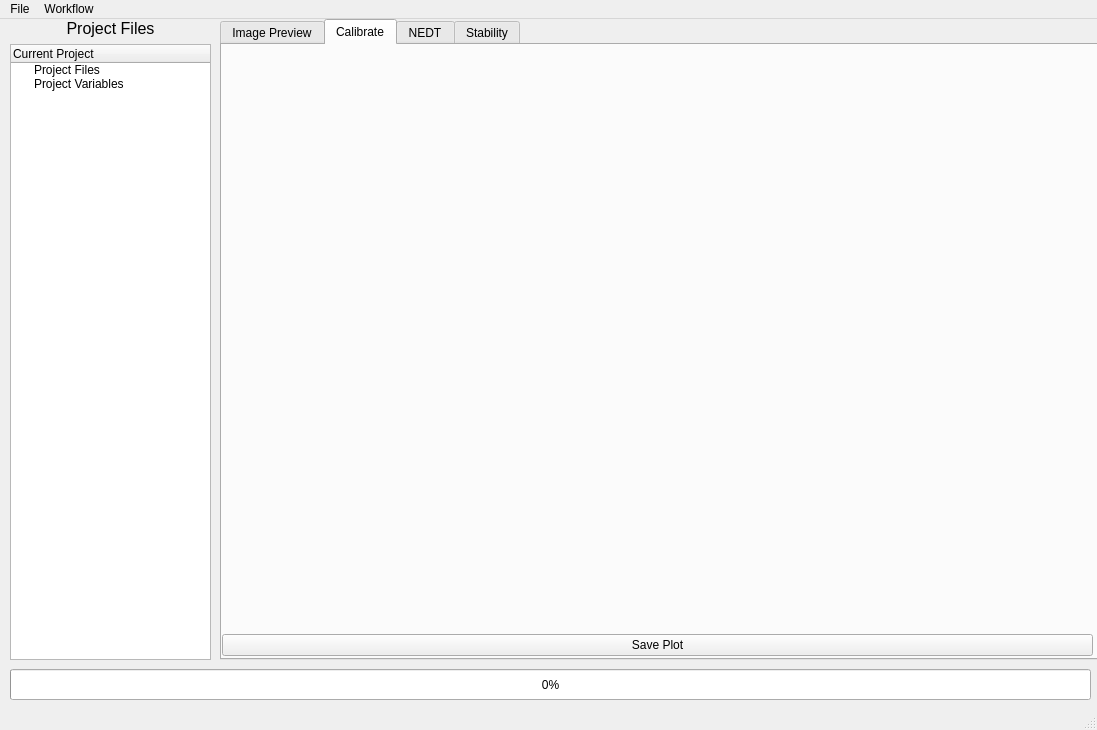
This is gui/form.ui in IccedLemonTea/SeniorProject as Qt 5 draws it before an edit. The edited form follows.
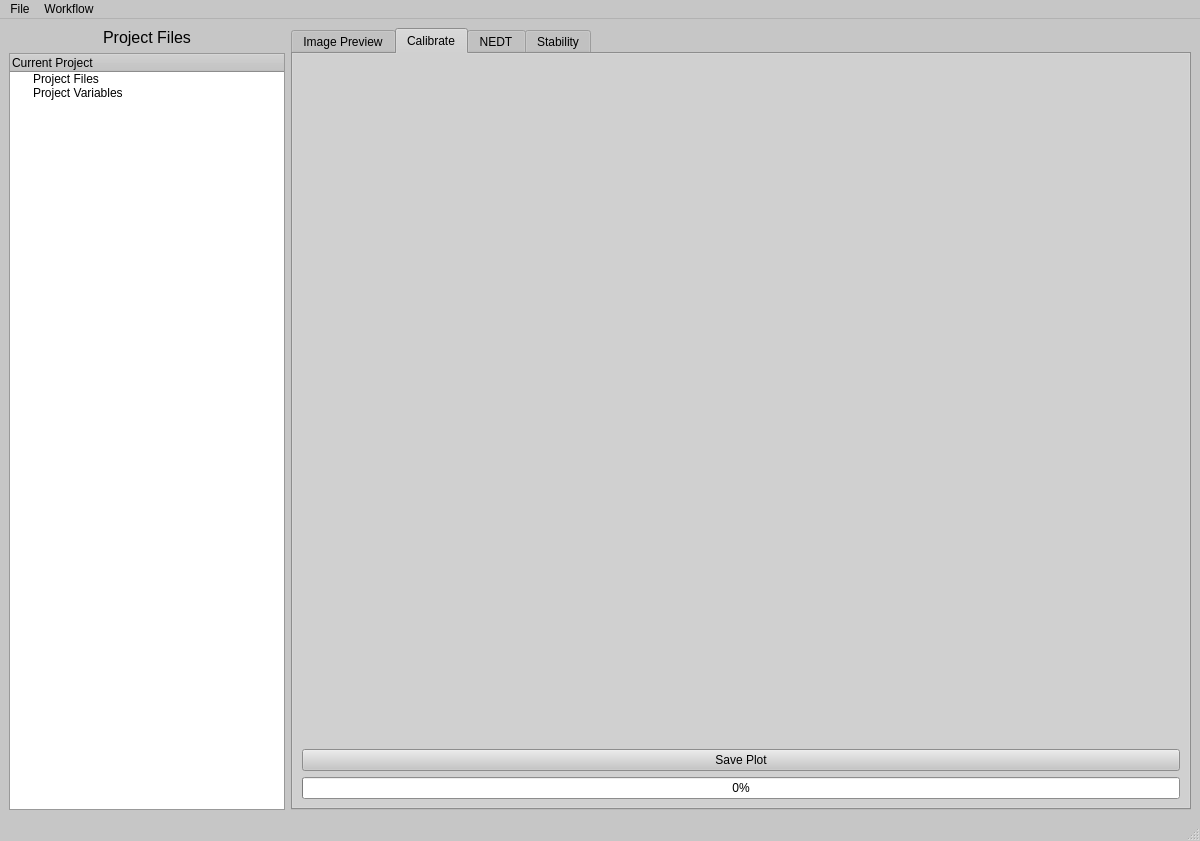
This is the edited form. The open tabs and pages were chosen to show the change. Icons and pictures are not drawn.

Commit message: fixed some GUI bugs and added functionality to individual frame viewing

What changed in the file:
```diff
--- a/gui/form.ui
+++ b/gui/form.ui
@@ -6,41 +6,576 @@
    <rect>
     <x>0</x>
     <y>0</y>
-    <width>1097</width>
-    <height>730</height>
+    <width>1200</width>
+    <height>841</height>
    </rect>
   </property>
+  <property name="palette">
+   <palette>
+    <active>
+     <colorrole role="WindowText">
+      <brush brushstyle="SolidPattern">
+       <color alpha="255">
+        <red>0</red>
+        <green>0</green>
+        <blue>0</blue>
+       </color>
+      </brush>
+     </colorrole>
+     <colorrole role="Button">
+      <brush brushstyle="SolidPattern">
+       <color alpha="255">
+        <red>198</red>
+        <green>198</green>
+        <blue>198</blue>
+       </color>
+      </brush>
+     </colorrole>
+     <colorrole role="Light">
+      <brush brushstyle="SolidPattern">
+       <color alpha="255">
+        <red>255</red>
+        <green>255</green>
+        <blue>255</blue>
+       </color>
+      </brush>
+     </colorrole>
+     <colorrole role="Midlight">
+      <brush brushstyle="SolidPattern">
+       <color alpha="255">
+        <red>226</red>
+        <green>226</green>
+        <blue>226</blue>
+       </color>
+      </brush>
+     </colorrole>
+     <colorrole role="Dark">
+      <brush brushstyle="SolidPattern">
+       <color alpha="255">
+        <red>99</red>
+        <green>99</green>
+        <blue>99</blue>
+       </color>
+      </brush>
+     </colorrole>
+     <colorrole role="Mid">
+      <brush brushstyle="SolidPattern">
+       <color alpha="255">
+        <red>132</red>
+        <green>132</green>
+        <blue>132</blue>
+       </color>
+      </brush>
+     </colorrole>
+     <colorrole role="Text">
+      <brush brushstyle="SolidPattern">
+       <color alpha="255">
+        <red>0</red>
+        <green>0</green>
+        <blue>0</blue>
+       </color>
+      </brush>
+     </colorrole>
+     <colorrole role="BrightText">
+      <brush brushstyle="SolidPattern">
+       <color alpha="255">
+        <red>255</red>
+        <green>255</green>
+        <blue>255</blue>
+       </color>
+      </brush>
+     </colorrole>
+     <colorrole role="ButtonText">
+      <brush brushstyle="SolidPattern">
+       <color alpha="255">
+        <red>0</red>
+        <green>0</green>
+        <blue>0</blue>
+       </color>
+      </brush>
+     </colorrole>
+     <colorrole role="Base">
+      <brush brushstyle="SolidPattern">
+       <color alpha="255">
+        <red>255</red>
+        <green>255</green>
+        <blue>255</blue>
+       </color>
+      </brush>
+     </colorrole>
+     <colorrole role="Window">
+      <brush brushstyle="SolidPattern">
+       <color alpha="255">
+        <red>198</red>
+        <green>198</green>
+        <blue>198</blue>
+       </color>
+      </brush>
+     </colorrole>
+     <colorrole role="Shadow">
+      <brush brushstyle="SolidPattern">
+       <color alpha="255">
+        <red>0</red>
+        <green>0</green>
+        <blue>0</blue>
+       </color>
+      </brush>
+     </colorrole>
+     <colorrole role="Highlight">
+      <brush brushstyle="SolidPattern">
+       <color alpha="255">
+        <red>85</red>
+        <green>85</green>
+        <blue>255</blue>
+       </color>
+      </brush>
+     </colorrole>
+     <colorrole role="AlternateBase">
+      <brush brushstyle="SolidPattern">
+       <color alpha="255">
+        <red>226</red>
+        <green>226</green>
+        <blue>226</blue>
+       </color>
+      </brush>
+     </colorrole>
+     <colorrole role="ToolTipBase">
+      <brush brushstyle="SolidPattern">
+       <color alpha="255">
+        <red>255</red>
+        <green>255</green>
+        <blue>220</blue>
+       </color>
+      </brush>
+     </colorrole>
+     <colorrole role="ToolTipText">
+      <brush brushstyle="SolidPattern">
+       <color alpha="255">
+        <red>0</red>
+        <green>0</green>
+        <blue>0</blue>
+       </color>
+      </brush>
+     </colorrole>
+     <colorrole role="PlaceholderText">
+      <brush brushstyle="SolidPattern">
+       <color alpha="127">
+        <red>0</red>
+        <green>0</green>
+        <blue>0</blue>
+       </color>
+      </brush>
+     </colorrole>
+     <colorrole role="Accent">
+      <brush brushstyle="SolidPattern">
+       <color alpha="255">
+        <red>255</red>
+        <green>255</green>
+        <blue>255</blue>
+       </color>
+      </brush>
+     </colorrole>
+    </active>
+    <inactive>
+     <colorrole role="WindowText">
+      <brush brushstyle="SolidPattern">
+       <color alpha="255">
+        <red>0</red>
+        <green>0</green>
+        <blue>0</blue>
+       </color>
+      </brush>
+     </colorrole>
+     <colorrole role="Button">
+      <brush brushstyle="SolidPattern">
+       <color alpha="255">
+        <red>198</red>
+        <green>198</green>
+        <blue>198</blue>
+       </color>
+      </brush>
+     </colorrole>
+     <colorrole role="Light">
+      <brush brushstyle="SolidPattern">
+       <color alpha="255">
+        <red>255</red>
+        <green>255</green>
+        <blue>255</blue>
+       </color>
+      </brush>
+     </colorrole>
+     <colorrole role="Midlight">
+      <brush brushstyle="SolidPattern">
+       <color alpha="255">
+        <red>226</red>
+        <green>226</green>
+        <blue>226</blue>
+       </color>
+      </brush>
+     </colorrole>
+     <colorrole role="Dark">
+      <brush brushstyle="SolidPattern">
+       <color alpha="255">
+        <red>99</red>
+        <green>99</green>
+        <blue>99</blue>
+       </color>
+      </brush>
+     </colorrole>
+     <colorrole role="Mid">
+      <brush brushstyle="SolidPattern">
+       <color alpha="255">
+        <red>132</red>
+        <green>132</green>
+        <blue>132</blue>
+       </color>
+      </brush>
+     </colorrole>
+     <colorrole role="Text">
+      <brush brushstyle="SolidPattern">
+       <color alpha="255">
+        <red>0</red>
+        <green>0</green>
+        <blue>0</blue>
+       </color>
+      </brush>
+     </colorrole>
+     <colorrole role="BrightText">
+      <brush brushstyle="SolidPattern">
+       <color alpha="255">
+        <red>255</red>
+        <green>255</green>
+        <blue>255</blue>
+       </color>
+      </brush>
+     </colorrole>
+     <colorrole role="ButtonText">
+      <brush brushstyle="SolidPattern">
+       <color alpha="255">
+        <red>0</red>
+        <green>0</green>
+        <blue>0</blue>
+       </color>
+      </brush>
+     </colorrole>
+     <colorrole role="Base">
+      <brush brushstyle="SolidPattern">
+       <color alpha="255">
+        <red>255</red>
+        <green>255</green>
+        <blue>255</blue>
+       </color>
+      </brush>
+     </colorrole>
+     <colorrole role="Window">
+      <brush brushstyle="SolidPattern">
+       <color alpha="255">
+        <red>198</red>
+        <green>198</green>
+        <blue>198</blue>
+       </color>
+      </brush>
+     </colorrole>
+     <colorrole role="Shadow">
+      <brush brushstyle="SolidPattern">
+       <color alpha="255">
+        <red>0</red>
+        <green>0</green>
+        <blue>0</blue>
+       </color>
+      </brush>
+     </colorrole>
+     <colorrole role="Highlight">
+      <brush brushstyle="SolidPattern">
+       <color alpha="255">
+        <red>85</red>
+        <green>85</green>
+        <blue>255</blue>
+       </color>
+      </brush>
+     </colorrole>
+     <colorrole role="AlternateBase">
+      <brush brushstyle="SolidPattern">
+       <color alpha="255">
+        <red>226</red>
+        <green>226</green>
+        <blue>226</blue>
+       </color>
+      </brush>
+     </colorrole>
+     <colorrole role="ToolTipBase">
+      <brush brushstyle="SolidPattern">
+       <color alpha="255">
+        <red>255</red>
+        <green>255</green>
+        <blue>220</blue>
+       </color>
+      </brush>
+     </colorrole>
+     <colorrole role="ToolTipText">
+      <brush brushstyle="SolidPattern">
+       <color alpha="255">
+        <red>0</red>
+        <green>0</green>
+        <blue>0</blue>
+       </color>
+      </brush>
+     </colorrole>
+     <colorrole role="PlaceholderText">
+      <brush brushstyle="SolidPattern">
+       <color alpha="127">
+        <red>0</red>
+        <green>0</green>
+        <blue>0</blue>
+       </color>
+      </brush>
+     </colorrole>
+     <colorrole role="Accent">
+      <brush brushstyle="SolidPattern">
+       <color alpha="255">
+        <red>255</red>
+        <green>255</green>
+        <blue>255</blue>
+       </color>
+      </brush>
+     </colorrole>
+    </inactive>
+    <disabled>
+     <colorrole role="WindowText">
+      <brush brushstyle="SolidPattern">
+       <color alpha="255">
+        <red>99</red>
+        <green>99</green>
+        <blue>99</blue>
+       </color>
+      </brush>
+     </colorrole>
+     <colorrole role="Button">
+      <brush brushstyle="SolidPattern">
+       <color alpha="255">
+        <red>198</red>
+        <green>198</green>
+        <blue>198</blue>
+       </color>
+      </brush>
+     </colorrole>
+     <colorrole role="Light">
+      <brush brushstyle="SolidPattern">
+       <color alpha="255">
+        <red>255</red>
+        <green>255</green>
+        <blue>255</blue>
+       </color>
+      </brush>
+     </colorrole>
+     <colorrole role="Midlight">
+      <brush brushstyle="SolidPattern">
+       <color alpha="255">
+        <red>226</red>
+        <green>226</green>
+        <blue>226</blue>
+       </color>
+      </brush>
+     </colorrole>
+     <colorrole role="Dark">
+      <brush brushstyle="SolidPattern">
+       <color alpha="255">
+        <red>99</red>
+        <green>99</green>
+        <blue>99</blue>
+       </color>
+      </brush>
+     </colorrole>
+     <colorrole role="Mid">
+      <brush brushstyle="SolidPattern">
+       <color alpha="255">
+        <red>132</red>
+        <green>132</green>
+        <blue>132</blue>
+       </color>
+      </brush>
+     </colorrole>
+     <colorrole role="Text">
+      <brush brushstyle="SolidPattern">
+       <color alpha="255">
+        <red>99</red>
+        <green>99</green>
+        <blue>99</blue>
+       </color>
+      </brush>
+     </colorrole>
+     <colorrole role="BrightText">
+      <brush brushstyle="SolidPattern">
+       <color alpha="255">
+        <red>255</red>
+        <green>255</green>
+        <blue>255</blue>
+       </color>
+      </brush>
+     </colorrole>
+     <colorrole role="ButtonText">
+      <brush brushstyle="SolidPattern">
+       <color alpha="255">
+        <red>99</red>
+        <green>99</green>
+        <blue>99</blue>
+       </color>
+      </brush>
+     </colorrole>
+     <colorrole role="Base">
+      <brush brushstyle="SolidPattern">
+       <color alpha="255">
+        <red>198</red>
+        <green>198</green>
+        <blue>198</blue>
+       </color>
+      </brush>
+     </colorrole>
+     <colorrole role="Window">
+      <brush brushstyle="SolidPattern">
+       <color alpha="255">
+        <red>198</red>
+        <green>198</green>
+        <blue>198</blue>
+       </color>
+      </brush>
+     </colorrole>
+     <colorrole role="Shadow">
+      <brush brushstyle="SolidPattern">
+       <color alpha="255">
+        <red>0</red>
+        <green>0</green>
+        <blue>0</blue>
+       </color>
+      </brush>
+     </colorrole>
+     <colorrole role="AlternateBase">
+      <brush brushstyle="SolidPattern">
+       <color alpha="255">
+        <red>198</red>
+        <green>198</green>
+        <blue>198</blue>
+       </color>
+      </brush>
+     </colorrole>
+     <colorrole role="ToolTipBase">
+      <brush brushstyle="SolidPattern">
+       <color alpha="255">
+        <red>255</red>
+        <green>255</green>
+        <blue>220</blue>
+       </color>
+      </brush>
+     </colorrole>
+     <colorrole role="ToolTipText">
+      <brush brushstyle="SolidPattern">
+       <color alpha="255">
+        <red>0</red>
+        <green>0</green>
+        <blue>0</blue>
+       </color>
+      </brush>
+     </colorrole>
+     <colorrole role="PlaceholderText">
+      <brush brushstyle="SolidPattern">
+       <color alpha="127">
+        <red>99</red>
+        <green>99</green>
+        <blue>99</blue>
+       </color>
+      </brush>
+     </colorrole>
+     <colorrole role="Accent">
+      <brush brushstyle="SolidPattern">
+       <color alpha="255">
+        <red>255</red>
+        <green>255</green>
+        <blue>255</blue>
+       </color>
+      </brush>
+     </colorrole>
+    </disabled>
+   </palette>
+  </property>
   <property name="windowTitle">
    <string>MainWindow</string>
   </property>
   <widget class="QWidget" name="centralwidget">
-   <widget class="QProgressBar" name="progressBar">
-    <property name="geometry">
-     <rect>
-      <x>10</x>
-      <y>650</y>
-      <width>1081</width>
-      <height>31</height>
-     </rect>
-    </property>
-    <property name="value">
-     <number>0</number>
-    </property>
-    <property name="invertedAppearance">
-     <bool>false</bool>
-    </property>
-   </widget>
+   <property name="sizePolicy">
+    <sizepolicy hsizetype="Expanding" vsizetype="Expanding">
+     <horstretch>0</horstretch>
+     <verstretch>0</verstretch>
+    </sizepolicy>
+   </property>
+   <property name="minimumSize">
+    <size>
+     <width>1200</width>
+     <height>800</height>
+    </size>
+   </property>
+   <property name="maximumSize">
+    <size>
+     <width>1200</width>
+     <height>800</height>
+    </size>
+   </property>
+   <layout class="QVBoxLayout" name="verticalLayout">
+    <item>
+     <layout class="QHBoxLayout" name="mainHorzLayout">
+      <property name="sizeConstraint">
+       <enum>QLayout::SetMinimumSize</enum>
+      </property>
+      <item>
+       <layout class="QVBoxLayout" name="projectVertLayout">
+        <item>
+         <widget class="QLabel" name="labelProjectFiles">
+          <property name="enabled">
+           <bool>true</bool>
+          </property>
+          <property name="font">
+           <font>
+            <pointsize>12</pointsize>
+           </font>
+          </property>
+          <property name="text">
+           <string>Project Files</string>
+          </property>
+          <property name="alignment">
+           <set>Qt::AlignCenter</set>
+          </property>
+         </widget>
+        </item>
+        <item>
+         <widget class="QTreeWidget" name="widgetProjectTreeList">
+          <column>
+           <property name="text">
+            <string>Current Project</string>
+           </property>
+          </column>
+          <item>
+           <property name="text">
+            <string>Project Files</string>
+           </property>
+          </item>
+          <item>
+           <property name="text">
+            <string>Project Variables</string>
+           </property>
+          </item>
+         </widget>
+        </item>
+       </layout>
+      </item>
+      <item>
    <widget class="QTabWidget" name="tabWidget">
     <property name="enabled">
      <bool>true</bool>
     </property>
-    <property name="geometry">
-     <rect>
-      <x>220</x>
-      <y>0</y>
-      <width>881</width>
-      <height>641</height>
-     </rect>
+        <property name="minimumSize">
+         <size>
+          <width>900</width>
+          <height>600</height>
+         </size>
     </property>
     <property name="currentIndex">
      <number>1</number>
@@ -139,16 +674,7 @@
      <attribute name="title">
       <string>Calibrate</string>
      </attribute>
-     <widget class="QWidget" name="verticalLayoutWidget_2">
-      <property name="geometry">
-       <rect>
-        <x>0</x>
-        <y>0</y>
-        <width>871</width>
-        <height>611</height>
-       </rect>
-      </property>
-      <layout class="QVBoxLayout" name="calTabLayout">
+         <layout class="QVBoxLayout" name="verticalLayout_2">
        <item>
         <widget class="QWidget" name="calibrationPlotContainer" native="true">
          <property name="minimumSize">
@@ -157,18 +683,8 @@
            <height>500</height>
           </size>
          </property>
-         <widget class="QWidget" name="verticalLayoutWidget_3">
-          <property name="geometry">
-           <rect>
-            <x>10</x>
-            <y>10</y>
-            <width>851</width>
-            <height>481</height>
-           </rect>
-          </property>
           <layout class="QVBoxLayout" name="calPlotLayout"/>
          </widget>
-        </widget>
        </item>
        <item>
         <spacer name="calTabSpacer">
@@ -178,7 +694,7 @@
          <property name="sizeHint" stdset="0">
           <size>
            <width>20</width>
-           <height>40</height>
+              <height>169</height>
           </size>
          </property>
         </spacer>
@@ -190,8 +706,17 @@
          </property>
         </widget>
        </item>
-      </layout>
-     </widget>
+          <item>
+           <widget class="QProgressBar" name="progressBar">
+            <property name="value">
+             <number>0</number>
+            </property>
+            <property name="invertedAppearance">
+             <bool>false</bool>
+            </property>
+           </widget>
+          </item>
+         </layout>
     </widget>
     <widget class="QWidget" name="nedtTab">
      <property name="enabled">
@@ -208,57 +733,13 @@
      <attribute name="title">
       <string>Stability</string>
      </attribute>
-    </widget>
-   </widget>
-   <widget class="QWidget" name="layoutWidget">
-    <property name="geometry">
-     <rect>
-      <x>10</x>
-      <y>0</y>
-      <width>201</width>
-      <height>641</height>
-     </rect>
-    </property>
-    <layout class="QVBoxLayout" name="projectVertLayout">
-     <item>
-      <widget class="QLabel" name="labelProjectFiles">
-       <property name="font">
-        <font>
-         <pointsize>12</pointsize>
-        </font>
-       </property>
-       <property name="text">
-        <string>Project Files</string>
-       </property>
-       <property name="alignment">
-        <set>Qt::AlignCenter</set>
-       </property>
-      </widget>
-     </item>
-     <item>
-      <widget class="QTreeWidget" name="widgetProjectTreeList">
-       <column>
-        <property name="text">
-         <string>Current Project</string>
-        </property>
-       </column>
-       <item>
-        <property name="text">
-         <string>Project Files</string>
-        </property>
-       </item>
-       <item>
-        <property name="text">
-         <string>Project Variables</string>
-        </property>
-       </item>
-      </widget>
-     </item>
-    </layout>
-   </widget>
-   <zorder>tabWidget</zorder>
-   <zorder>progressBar</zorder>
-   <zorder>layoutWidget</zorder>
+         <layout class="QVBoxLayout" name="verticalLayout_6"/>
+        </widget>
+       </widget>
+      </item>
+     </layout>
+    </item>
+   </layout>
   </widget>
   <widget class="QStatusBar" name="statusbar"/>
   <widget class="QMenuBar" name="menubar">
@@ -266,7 +747,7 @@
     <rect>
      <x>0</x>
      <y>0</y>
-     <width>1097</width>
+     <width>1200</width>
      <height>19</height>
     </rect>
    </property>
```
Left out of the diff: 33 changed lines with no effect on the pictures. Lines whose indentation alone changed are shown as unchanged. The commit also changes 3 other files.
